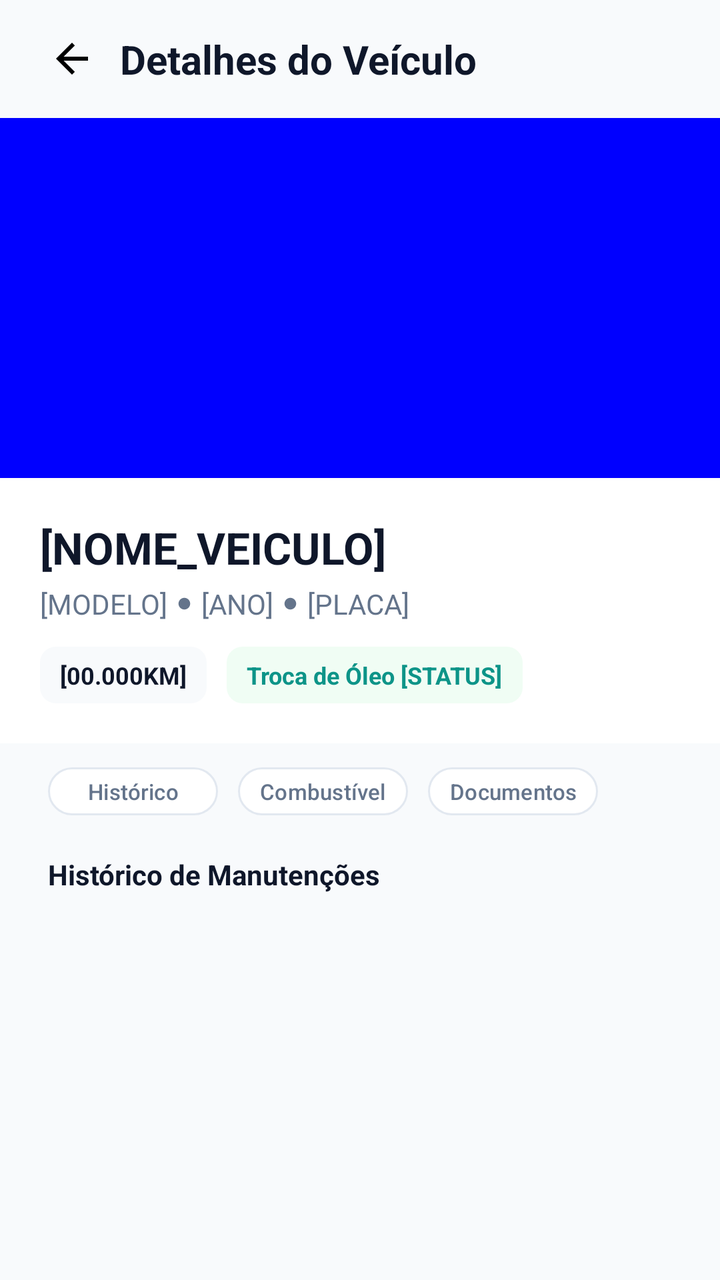
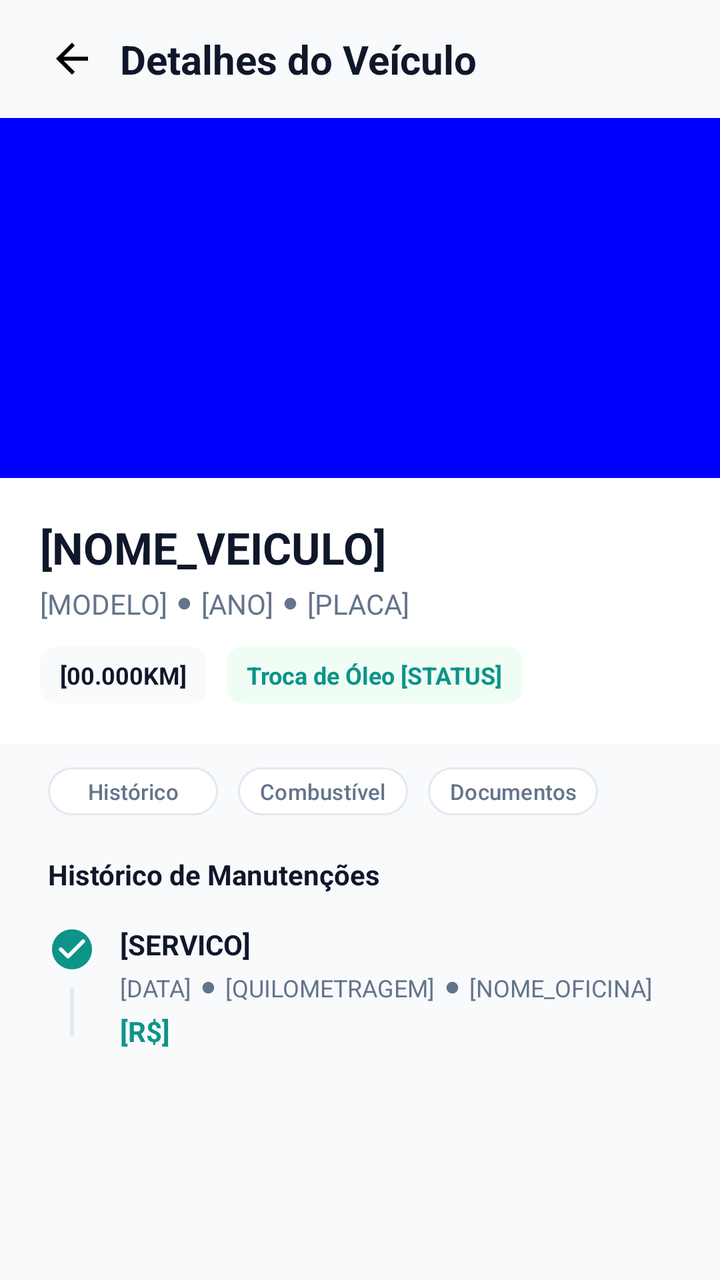

Compare the two renders of this Android layout. The source of the first and the diff that turns it into the second are given below.
<!-- AndroidManifest.xml: application theme Theme.Virabraking -->
<!-- res/layout/activity_detalhes_veiculo.xml -->
<?xml version="1.0" encoding="utf-8"?>
<androidx.constraintlayout.widget.ConstraintLayout xmlns:android="http://schemas.android.com/apk/res/android"
    xmlns:app="http://schemas.android.com/apk/res-auto"
    xmlns:tools="http://schemas.android.com/tools"
    android:layout_width="match_parent"
    android:layout_height="match_parent"
    android:background="#f8fafc"
    tools:context=".DetalhesVeiculo">

    <LinearLayout
        android:layout_width="match_parent"
        android:layout_height="match_parent"
        android:orientation="vertical">

        <LinearLayout
            android:layout_width="match_parent"
            android:layout_height="wrap_content"
            android:gravity="center_vertical"
            android:paddingVertical="16dp"
            android:paddingHorizontal="24dp">

            <ImageButton
                android:id="@+id/iBtnVoltar"
                android:layout_width="wrap_content"
                android:layout_height="wrap_content"
                android:src="@drawable/vetor_seta_voltar"
                android:background="#f8fafc"
                android:layout_marginRight="12dp"
                android:padding="0dp" />

            <TextView
                android:layout_width="match_parent"
                android:layout_height="wrap_content"
                android:text="Detalhes do Veículo"
                android:textStyle="bold"
                android:textColor="#0F172A"
                android:textSize="20sp" />
        </LinearLayout>

        <ImageView
            android:layout_width="match_parent"
            android:layout_height="180dp"
            android:background="#0000ff" />

        <LinearLayout
            android:layout_width="match_parent"
            android:layout_height="wrap_content"
            android:background="#ffffff"
            android:padding="20dp">

            <LinearLayout
                android:layout_width="match_parent"
                android:layout_height="wrap_content"
                android:orientation="vertical">

                <TextView
                    android:layout_width="match_parent"
                    android:layout_height="wrap_content"
                    android:text="[NOME_VEICULO]"
                    android:textSize="22sp"
                    android:textStyle="bold"
                    android:textColor="#0F172A"/>

                <LinearLayout
                    android:layout_width="match_parent"
                    android:layout_height="wrap_content"
                    android:gravity="center_vertical"
                    android:layout_marginTop="4dp"
                    android:layout_marginBottom="12dp">

                    <TextView
                        android:layout_width="wrap_content"
                        android:layout_height="wrap_content"
                        android:textColor="#64748b"
                        android:text="[MODELO]" />

                    <ImageView
                        android:layout_width="wrap_content"
                        android:layout_height="wrap_content"
                        android:layout_marginHorizontal="5dp"
                        android:src="@drawable/vetor_circulo_divisor" />

                    <TextView
                        android:layout_width="wrap_content"
                        android:layout_height="wrap_content"
                        android:textColor="#64748b"
                        android:text="[ANO]" />

                    <ImageView
                        android:layout_width="wrap_content"
                        android:layout_height="wrap_content"
                        android:layout_marginHorizontal="5dp"
                        android:src="@drawable/vetor_circulo_divisor" />

                    <TextView
                        android:layout_width="wrap_content"
                        android:layout_height="wrap_content"
                        android:textColor="#64748b"
                        android:text="[PLACA]" />
                </LinearLayout>

                <LinearLayout
                    android:layout_width="match_parent"
                    android:layout_height="wrap_content"
                    android:divider="@drawable/gap"
                    android:showDividers="middle">

                    <TextView
                        android:layout_width="wrap_content"
                        android:layout_height="wrap_content"
                        android:textSize="12sp"
                        android:textStyle="bold"
                        android:textColor="#0F172A"
                        android:text="[00.000KM]"
                        android:paddingHorizontal="10dp"
                        android:paddingVertical="6dp"
                        android:background="@drawable/bg_cinza_claro_arredondado" />

                    <TextView
                        android:layout_width="wrap_content"
                        android:layout_height="wrap_content"
                        android:textSize="12sp"
                        android:textStyle="bold"
                        android:textColor="#0d9488"
                        android:text="Troca de Óleo [STATUS]"
                        android:paddingHorizontal="10dp"
                        android:paddingVertical="6dp"
                        android:background="@drawable/bg_verde_claro_arredondado" />
                </LinearLayout>
            </LinearLayout>
        </LinearLayout>

        <LinearLayout
            android:layout_width="match_parent"
            android:layout_height="wrap_content"
            android:paddingHorizontal="24dp"
            android:divider="@drawable/gap"
            android:showDividers="middle"
            android:paddingVertical="8dp">

            <com.google.android.material.button.MaterialButton
                android:id="@+id/btnHistorico"
                android:layout_width="85dp"
                android:layout_height="32dp"
                android:textSize="11sp"
                android:padding="0dp"
                android:textColor="#64748b"
                android:text="Histórico"
                app:backgroundTint="#FFFFFF"
                app:strokeColor="#e2e8f0"
                app:strokeWidth="1dp" />

            <com.google.android.material.button.MaterialButton
                android:id="@+id/btnCombustivel"
                android:layout_width="85dp"
                android:layout_height="32dp"
                android:textSize="11sp"
                android:padding="0dp"
                android:textColor="#64748b"
                android:text="Combustível"
                app:backgroundTint="#FFFFFF"
                app:strokeColor="#e2e8f0"
                app:strokeWidth="1dp" />

            <com.google.android.material.button.MaterialButton
                android:id="@+id/btnDocumentos"
                android:layout_width="85dp"
                android:layout_height="32dp"
                android:textSize="11sp"
                android:padding="0dp"
                android:textColor="#64748b"
                android:text="Documentos"
                app:backgroundTint="#FFFFFF"
                app:strokeColor="#e2e8f0"
                app:strokeWidth="1dp" />
        </LinearLayout>

        <LinearLayout
            android:layout_width="match_parent"
            android:layout_height="wrap_content"
            android:paddingHorizontal="24dp"
            android:paddingVertical="8dp">

            <TextView
                android:layout_width="match_parent"
                android:layout_height="wrap_content"
                android:text="Histórico de Manutenções"
                android:textColor="#0F172A"
                android:textStyle="bold" />
        </LinearLayout>
    </LinearLayout>
</androidx.constraintlayout.widget.ConstraintLayout>
<!-- resources referenced by this layout -->
<resources>
  <!-- drawable bg_cinza_claro_arredondado (drawable) -->
  <?xml version="1.0" encoding="utf-8"?>
  <shape xmlns:android="http://schemas.android.com/apk/res/android"
      android:shape="rectangle">
  
      <solid android:color="#f8fafc" />
  
      <corners android:radius="8dp" />
  
  </shape>
  <!-- drawable bg_verde_claro_arredondado (drawable) -->
  <?xml version="1.0" encoding="utf-8"?>
  <shape xmlns:android="http://schemas.android.com/apk/res/android"
      android:shape="rectangle">
  
      <solid android:color="#f0fdf4" />
  
      <corners android:radius="8dp" />
  
  </shape>
  <!-- drawable gap (drawable) -->
  <?xml version="1.0" encoding="utf-8"?>
  <shape xmlns:android="http://schemas.android.com/apk/res/android">
      <size android:height="10dp" android:width="10dp" />
      <solid android:color="@android:color/transparent" />
  </shape>
  <!-- drawable vetor_circulo_divisor (drawable) -->
  <vector android:height="7dp" android:tint="#64748B"
      android:viewportHeight="24" android:viewportWidth="24"
      android:width="7dp" xmlns:android="http://schemas.android.com/apk/res/android">
      <path android:fillColor="@android:color/white" android:pathData="M12,2C6.47,2 2,6.47 2,12s4.47,10 10,10 10,-4.47 10,-10S17.53,2 12,2z"/>
  </vector>
  <!-- drawable vetor_seta_voltar (drawable) -->
  <vector android:autoMirrored="true" android:height="24dp"
      android:tint="#000000" android:viewportHeight="24"
      android:viewportWidth="24" android:width="24dp" xmlns:android="http://schemas.android.com/apk/res/android">
      <path android:fillColor="@android:color/white" android:pathData="M20,11H7.83l5.59,-5.59L12,4l-8,8 8,8 1.41,-1.41L7.83,13H20v-2z"/>
  </vector>
  <style name="Theme.Virabraking" parent="Base.Theme.Virabraking" />
  <style name="Base.Theme.Virabraking" parent="Theme.Material3.DayNight.NoActionBar">
          
          <item name="colorPrimary">#0d9488</item>
      </style>
</resources>

<!-- the commit's change to res/layout/activity_detalhes_veiculo.xml (unified diff, before → after) -->
@@ -178,6 +178,7 @@
         <LinearLayout
             android:layout_width="match_parent"
             android:layout_height="wrap_content"
+            android:orientation="vertical"
             android:paddingHorizontal="24dp"
             android:paddingVertical="8dp">
 
@@ -186,7 +187,101 @@
                 android:layout_height="wrap_content"
                 android:text="Histórico de Manutenções"
                 android:textColor="#0F172A"
-                android:textStyle="bold" />
+                android:textStyle="bold"
+                android:layout_marginBottom="16dp" />
+
+            <LinearLayout
+                android:layout_width="match_parent"
+                android:layout_height="wrap_content">
+
+                <LinearLayout
+                    android:id="@+id/llDetalhesServico"
+                    android:layout_width="match_parent"
+                    android:layout_height="wrap_content"
+                    android:layout_marginBottom="16dp">
+
+                    <LinearLayout
+                        android:layout_width="wrap_content"
+                        android:layout_height="match_parent"
+                        android:layout_marginRight="12dp"
+                        android:orientation="vertical">
+
+                        <ImageView
+                            android:layout_width="wrap_content"
+                            android:layout_height="wrap_content"
+                            android:src="@drawable/vetor_check"/>
+
+                        <ImageView
+                            android:layout_width="wrap_content"
+                            android:layout_height="match_parent"
+                            android:rotation="90"
+                            android:src="@drawable/vetor_linha_expansiva"/>
+                    </LinearLayout>
+
+                    <LinearLayout
+                        android:layout_width="match_parent"
+                        android:layout_height="wrap_content"
+                        android:orientation="vertical"
+                        android:layout_weight="1">
+
+                        <TextView
+                            android:layout_width="match_parent"
+                            android:layout_height="wrap_content"
+                            android:textColor="#0f172a"
+                            android:textStyle="bold"
+                            android:layout_marginBottom="4dp"
+                            android:text="[SERVICO]" />
+
+                        <LinearLayout
+                            android:layout_width="match_parent"
+                            android:layout_height="wrap_content"
+                            android:layout_marginBottom="4dp">
+
+                            <TextView
+                                android:layout_width="wrap_content"
+                                android:layout_height="wrap_content"
+                                android:textSize="12sp"
+                                android:textColor="#64748b"
+                                android:text="[DATA]" />
+
+                            <ImageView
+                                android:layout_width="wrap_content"
+                                android:layout_height="wrap_content"
+                                android:layout_gravity="center"
+                                android:layout_marginHorizontal="5dp"
+                                android:src="@drawable/vetor_circulo_divisor" />
+
+                            <TextView
+                                android:layout_width="wrap_content"
+                                android:layout_height="wrap_content"
+                                android:textSize="12sp"
+                                android:textColor="#64748b"
+                                android:text="[QUILOMETRAGEM]" />
+
+                            <ImageView
+                                android:layout_width="wrap_content"
+                                android:layout_height="wrap_content"
+                                android:layout_gravity="center"
+                                android:layout_marginHorizontal="5dp"
+                                android:src="@drawable/vetor_circulo_divisor" />
+
+                            <TextView
+                                android:layout_width="wrap_content"
+                                android:layout_height="wrap_content"
+                                android:textSize="12sp"
+                                android:textColor="#64748b"
+                                android:text="[NOME_OFICINA]" />
+                        </LinearLayout>
+
+                        <TextView
+                            android:layout_width="match_parent"
+                            android:layout_height="wrap_content"
+                            android:textColor="#0d9488"
+                            android:textStyle="bold"
+                            android:text="[R$]" />
+                    </LinearLayout>
+                </LinearLayout>
+            </LinearLayout>
         </LinearLayout>
     </LinearLayout>
 </androidx.constraintlayout.widget.ConstraintLayout>
<!-- resource entries referenced after the edit -->
@@ -26,11 +26,24 @@
       <size android:height="10dp" android:width="10dp" />
       <solid android:color="@android:color/transparent" />
   </shape>
+  <!-- drawable vetor_check (drawable) -->
+  <vector android:height="24dp" android:tint="#0d9488"
+      android:viewportHeight="24" android:viewportWidth="24"
+      android:width="24dp" xmlns:android="http://schemas.android.com/apk/res/android">
+      <path android:fillColor="@android:color/white" android:pathData="M12,2C6.48,2 2,6.48 2,12s4.48,10 10,10 10,-4.48 10,-10S17.52,2 12,2zM9.29,16.29L5.7,12.7c-0.39,-0.39 -0.39,-1.02 0,-1.41 0.39,-0.39 1.02,-0.39 1.41,0L10,14.17l6.88,-6.88c0.39,-0.39 1.02,-0.39 1.41,0 0.39,0.39 0.39,1.02 0,1.41l-7.59,7.59c-0.38,0.39 -1.02,0.39 -1.41,0z"/>
+  </vector>
   <!-- drawable vetor_circulo_divisor (drawable) -->
   <vector android:height="7dp" android:tint="#64748B"
       android:viewportHeight="24" android:viewportWidth="24"
       android:width="7dp" xmlns:android="http://schemas.android.com/apk/res/android">
       <path android:fillColor="@android:color/white" android:pathData="M12,2C6.47,2 2,6.47 2,12s4.47,10 10,10 10,-4.47 10,-10S17.53,2 12,2z"/>
+  </vector>
+  <!-- drawable vetor_linha_expansiva (drawable) -->
+  <vector android:height="24dp" android:tint="#e2e8f0"
+      android:viewportHeight="24" android:viewportWidth="24"
+      android:width="24dp" xmlns:android="http://schemas.android.com/apk/res/android">
+      <path android:fillColor="@android:color/white"
+          android:fillType="evenOdd" android:pathData="M0,11h24v2h-24z"/>
   </vector>
   <!-- drawable vetor_seta_voltar (drawable) -->
   <vector android:autoMirrored="true" android:height="24dp"
